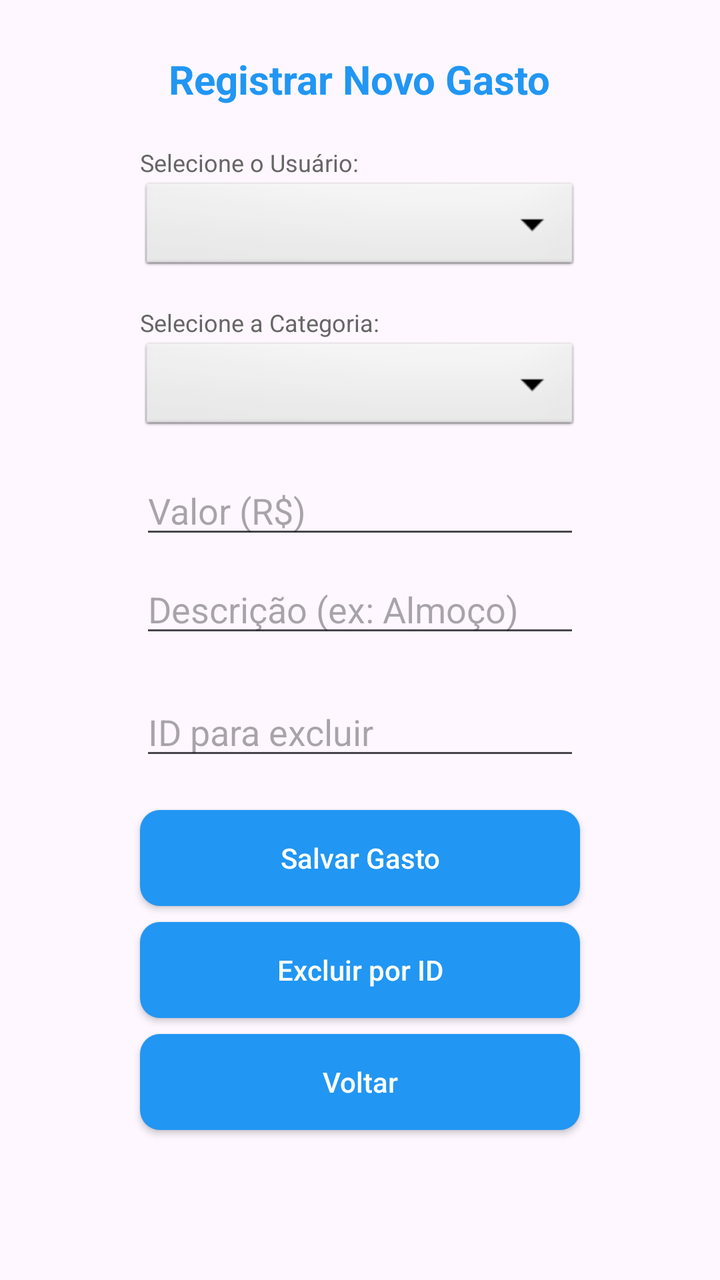
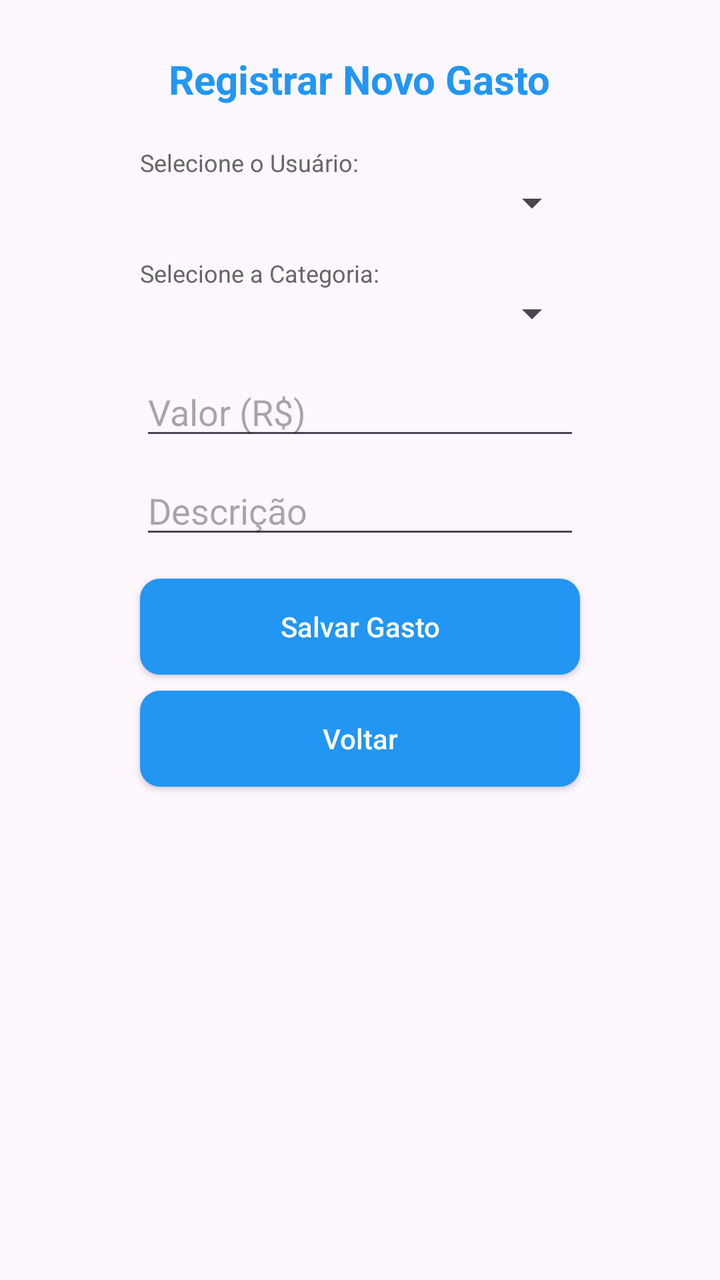

An Android layout rendered at two revisions. The XML below is the earlier revision; the diff shows what the commit changed to produce the second picture.
<!-- AndroidManifest.xml: application theme Theme.ControleGastos -->
<!-- res/layout/activity_gasto.xml -->
<?xml version="1.0" encoding="utf-8"?>
<LinearLayout
    xmlns:android="http://schemas.android.com/apk/res/android"
    android:id="@+id/main"
    android:layout_width="match_parent"
    android:layout_height="match_parent"
    android:orientation="vertical"
    android:padding="16dp"
    android:gravity="center_horizontal">

    <TextView
        android:layout_width="wrap_content"
        android:layout_height="wrap_content"
        android:text="Registrar Novo Gasto"
        android:textSize="20sp"
        android:textStyle="bold"
        android:layout_marginTop="10dp"
        android:layout_marginBottom="20dp"
        android:textColor="#2196F3"/>

    <TextView
        android:layout_width="220dp"
        android:layout_height="wrap_content"
        android:text="Selecione o Usuário:"
        android:textSize="12sp"
        android:textColor="#666666"/>
    <Spinner
        android:id="@+id/spUsuario"
        android:layout_width="220dp"
        android:layout_height="wrap_content"
        android:layout_marginBottom="15dp"
        android:background="@android:drawable/btn_dropdown" />

    <TextView
        android:layout_width="220dp"
        android:layout_height="wrap_content"
        android:text="Selecione a Categoria:"
        android:textSize="12sp"
        android:textColor="#666666"/>
    <Spinner
        android:id="@+id/spCategoria"
        android:layout_width="220dp"
        android:layout_height="wrap_content"
        android:layout_marginBottom="15dp"
        android:background="@android:drawable/btn_dropdown" />

    <EditText
        android:id="@+id/edtValor"
        android:layout_width="220dp"
        android:layout_height="wrap_content"
        android:hint="Valor (R$)"
        android:inputType="numberDecimal"
        android:layout_marginBottom="8dp"/>

    <EditText
        android:id="@+id/edtDescricao"
        android:layout_width="220dp"
        android:layout_height="wrap_content"
        android:hint="Descrição (ex: Almoço)"
        android:layout_marginBottom="10dp"/>

    <EditText
        android:id="@+id/edtIdExcluir"
        android:layout_width="220dp"
        android:layout_height="wrap_content"
        android:hint="ID para excluir"
        android:inputType="number"
        android:layout_marginTop="10dp"
        android:layout_marginBottom="20dp"/>

    <android.widget.Button
        android:id="@+id/btnSalvarGasto"
        android:layout_width="220dp"
        android:layout_height="wrap_content"
        android:text="Salvar Gasto"
        android:background="@drawable/botao"
        android:textColor="#FFFFFF"
        android:textAllCaps="false"
        android:layout_marginBottom="8dp"/>

    <android.widget.Button
        android:id="@+id/btnExcluir"
        android:layout_width="220dp"
        android:layout_height="wrap_content"
        android:text="Excluir por ID"
        android:background="@drawable/botao"
        android:textColor="#FFFFFF"
        android:textAllCaps="false"
        android:layout_marginBottom="8dp"/>

    <android.widget.Button
        android:id="@+id/btnVoltar"
        android:layout_width="220dp"
        android:layout_height="wrap_content"
        android:text="Voltar"
        android:background="@drawable/botao"
        android:textColor="#FFFFFF"
        android:textAllCaps="false"
        android:layout_marginBottom="10dp"/>

</LinearLayout>
<!-- resources referenced by this layout -->
<resources>
  <!-- drawable botao (drawable) -->
  <?xml version="1.0" encoding="utf-8"?>
  <shape xmlns:android="http://schemas.android.com/apk/res/android">
      <solid android:color="#2196F3" />
  
      <corners android:radius="10dp" />
  
      <padding
          android:left="10dp"
          android:top="6dp"
          android:right="10dp"
          android:bottom="6dp" />
  </shape>
  <style name="Theme.ControleGastos" parent="Base.Theme.ControleGastos" />
  <style name="Base.Theme.ControleGastos" parent="Theme.Material3.DayNight.NoActionBar">
          
          
      </style>
</resources>

<!-- the commit's change to res/layout/activity_gasto.xml (unified diff, before → after) -->
@@ -24,12 +24,12 @@
         android:text="Selecione o Usuário:"
         android:textSize="12sp"
         android:textColor="#666666"/>
+
     <Spinner
         android:id="@+id/spUsuario"
         android:layout_width="220dp"
         android:layout_height="wrap_content"
-        android:layout_marginBottom="15dp"
-        android:background="@android:drawable/btn_dropdown" />
+        android:layout_marginBottom="15dp"/>
 
     <TextView
         android:layout_width="220dp"
@@ -37,12 +37,12 @@
         android:text="Selecione a Categoria:"
         android:textSize="12sp"
         android:textColor="#666666"/>
+
     <Spinner
         android:id="@+id/spCategoria"
         android:layout_width="220dp"
         android:layout_height="wrap_content"
-        android:layout_marginBottom="15dp"
-        android:background="@android:drawable/btn_dropdown" />
+        android:layout_marginBottom="15dp"/>
 
     <EditText
         android:id="@+id/edtValor"
@@ -56,19 +56,10 @@
         android:id="@+id/edtDescricao"
         android:layout_width="220dp"
         android:layout_height="wrap_content"
-        android:hint="Descrição (ex: Almoço)"
-        android:layout_marginBottom="10dp"/>
+        android:hint="Descrição"
+        android:layout_marginBottom="15dp"/>
 
-    <EditText
-        android:id="@+id/edtIdExcluir"
-        android:layout_width="220dp"
-        android:layout_height="wrap_content"
-        android:hint="ID para excluir"
-        android:inputType="number"
-        android:layout_marginTop="10dp"
-        android:layout_marginBottom="20dp"/>
-
-    <android.widget.Button
+    <Button
         android:id="@+id/btnSalvarGasto"
         android:layout_width="220dp"
         android:layout_height="wrap_content"
@@ -78,24 +69,13 @@
         android:textAllCaps="false"
         android:layout_marginBottom="8dp"/>
 
-    <android.widget.Button
-        android:id="@+id/btnExcluir"
-        android:layout_width="220dp"
-        android:layout_height="wrap_content"
-        android:text="Excluir por ID"
-        android:background="@drawable/botao"
-        android:textColor="#FFFFFF"
-        android:textAllCaps="false"
-        android:layout_marginBottom="8dp"/>
-
-    <android.widget.Button
+    <Button
         android:id="@+id/btnVoltar"
         android:layout_width="220dp"
         android:layout_height="wrap_content"
         android:text="Voltar"
         android:background="@drawable/botao"
         android:textColor="#FFFFFF"
-        android:textAllCaps="false"
-        android:layout_marginBottom="10dp"/>
+        android:textAllCaps="false"/>
 
 </LinearLayout>
